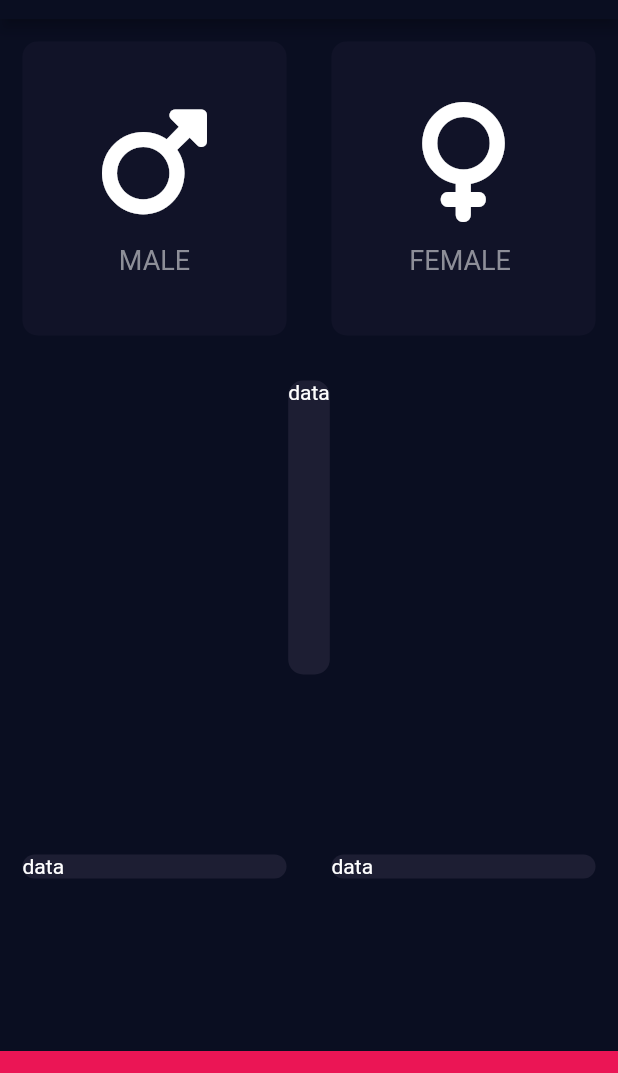
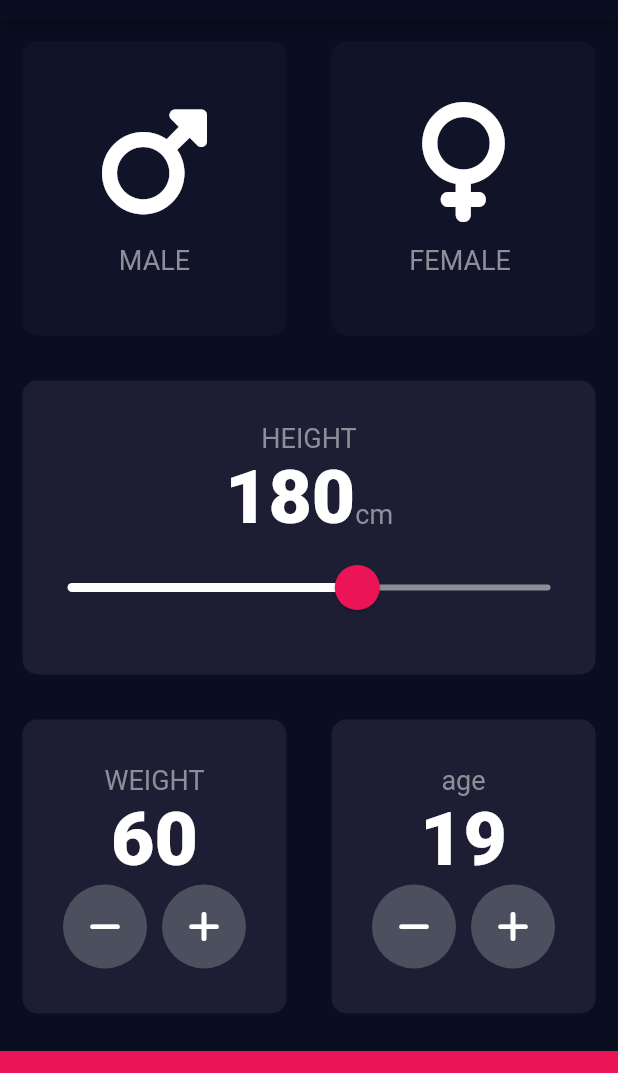
Before and after one commit to HyojunK/bmi_calculator_flutter, a Flutter app: the screen it shows after launch, on a phone screen of 412 x 824 dp, the part 65-1138 px from its top. Run offline on Flutter 3.47's test engine with Material 2 defaults, Android fonts, the phone set to English and light mode, and no system bars; our stand-ins replace font_awesome_flutter.

Commit message:
Add height, weight, age cards

```diff
--- /dev/null
+++ b/lib/constants.dart
@@ -0,0 +1,16 @@
+import 'package:flutter/material.dart';
+
+const double kBottomContainerHeight = 80.0;
+const Color kActiveCardColor = Color(0xFF1D1E33);
+const Color kInactiveCardColor = Color(0xFF111328);
+const Color kBottomContainerColor = Color(0xFFEB1555);
+
+const TextStyle kIconTextStyle = TextStyle(
+  fontSize: 18.0,
+  color: Color(0xFF8D8E98),
+);
+
+const TextStyle kNumberTextStyle = TextStyle(
+  fontSize: 50.0,
+  fontWeight: FontWeight.w900,
+);
--- a/lib/icon_content.dart
+++ b/lib/icon_content.dart
@@ -1,9 +1,5 @@
 import 'package:flutter/material.dart';
-
-const TextStyle iconTextStyle = TextStyle(
-  fontSize: 18.0,
-  color: Color(0xFF8D8E98),
-);
+import 'constants.dart';
 
 class IconContent extends StatelessWidget {
   final IconData icon;
@@ -29,7 +25,7 @@ class IconContent extends StatelessWidget {
         ),
         Text(
           iconText,
-          style: iconTextStyle,
+          style: kIconTextStyle,
         )
       ],
     );
--- a/lib/input_page.dart
+++ b/lib/input_page.dart
@@ -2,11 +2,7 @@ import 'package:flutter/material.dart';
 import 'package:font_awesome_flutter/font_awesome_flutter.dart';
 import 'icon_content.dart';
 import 'reusable_card.dart';
-
-const double bottomContainerHeight = 80.0;
-const Color activeCardColor = Color(0xFF1D1E33);
-const Color inactiveCardColor = Color(0xFF111328);
-const Color bottomContainerColor = Color(0xFFEB1555);
+import 'constants.dart';
 
 enum Gender {
   male,
@@ -22,6 +18,9 @@ class InputPage extends StatefulWidget {
 
 class InputPageState extends State<InputPage> {
   Gender? selectedGender;
+  int height = 180;
+  int weight = 60;
+  int age = 19;
 
   @override
   Widget build(BuildContext context) {
@@ -30,6 +29,7 @@ class InputPageState extends State<InputPage> {
         title: const Text('BMI CALCULATOR'),
       ),
       body: Column(
+        crossAxisAlignment: CrossAxisAlignment.stretch,
         children: [
           Expanded(
             child: Row(
@@ -42,8 +42,8 @@ class InputPageState extends State<InputPage> {
                       });
                     },
                     color: selectedGender == Gender.male
-                        ? activeCardColor
-                        : inactiveCardColor,
+                        ? kActiveCardColor
+                        : kInactiveCardColor,
                     cardChild: const IconContent(
                       icon: FontAwesomeIcons.mars,
                       iconText: 'MALE',
@@ -58,8 +58,8 @@ class InputPageState extends State<InputPage> {
                       });
                     },
                     color: selectedGender == Gender.female
-                        ? activeCardColor
-                        : inactiveCardColor,
+                        ? kActiveCardColor
+                        : kInactiveCardColor,
                     cardChild: const IconContent(
                       icon: FontAwesomeIcons.venus,
                       iconText: 'FEMALE ',
@@ -72,8 +72,53 @@ class InputPageState extends State<InputPage> {
           Expanded(
             child: ReusableCard(
               onPress: () {},
-              color: activeCardColor,
-              cardChild: const Text('data'),
+              color: kActiveCardColor,
+              cardChild: Column(
+                mainAxisAlignment: MainAxisAlignment.center,
+                children: [
+                  const Text(
+                    'HEIGHT',
+                    style: kIconTextStyle,
+                  ),
+                  Row(
+                    mainAxisAlignment: MainAxisAlignment.center,
+                    crossAxisAlignment: CrossAxisAlignment.baseline,
+                    textBaseline: TextBaseline.alphabetic,
+                    children: [
+                      Text(
+                        height.toString(),
+                        style: kNumberTextStyle,
+                      ),
+                      const Text(
+                        'cm',
+                        style: kIconTextStyle,
+                      ),
+                    ],
+                  ),
+                  SliderTheme(
+                    data: SliderTheme.of(context).copyWith(
+                      activeTrackColor: Colors.white,
+                      inactiveTrackColor: const Color(0xFF8D8E98),
+                      thumbColor: const Color(0xFFEB1555),
+                      overlayColor: const Color(0x29EB1555),
+                      thumbShape:
+                          const RoundSliderThumbShape(enabledThumbRadius: 15.0),
+                      overlayShape:
+                          const RoundSliderOverlayShape(overlayRadius: 30.0),
+                    ),
+                    child: Slider(
+                      value: height.toDouble(),
+                      min: 120.0,
+                      max: 220.0,
+                      onChanged: (value) {
+                        setState(() {
+                          height = value.round();
+                        });
+                      },
+                    ),
+                  ),
+                ],
+              ),
             ),
           ),
           Expanded(
@@ -82,28 +127,122 @@ class InputPageState extends State<InputPage> {
                 Expanded(
                   child: ReusableCard(
                     onPress: () {},
-                    color: activeCardColor,
-                    cardChild: const Text('data'),
+                    color: kActiveCardColor,
+                    cardChild: Column(
+                      mainAxisAlignment: MainAxisAlignment.center,
+                      children: [
+                        const Text(
+                          'WEIGHT',
+                          style: kIconTextStyle,
+                        ),
+                        Text(
+                          weight.toString(),
+                          style: kNumberTextStyle,
+                        ),
+                        Row(
+                          mainAxisAlignment: MainAxisAlignment.center,
+                          children: [
+                            RoundIconButton(
+                              icon: FontAwesomeIcons.minus,
+                              onPress: () {
+                                setState(() {
+                                  weight--;
+                                });
+                              },
+                            ),
+                            const SizedBox(
+                              width: 10.0,
+                            ),
+                            RoundIconButton(
+                              icon: FontAwesomeIcons.plus,
+                              onPress: () {
+                                setState(() {
+                                  weight++;
+                                });
+                              },
+                            )
+                          ],
+                        ),
+                      ],
+                    ),
                   ),
                 ),
                 Expanded(
                   child: ReusableCard(
                     onPress: () {},
-                    color: activeCardColor,
-                    cardChild: const Text('data'),
+                    color: kActiveCardColor,
+                    cardChild: Column(
+                      mainAxisAlignment: MainAxisAlignment.center,
+                      children: [
+                        const Text(
+                          'age',
+                          style: kIconTextStyle,
+                        ),
+                        Text(
+                          age.toString(),
+                          style: kNumberTextStyle,
+                        ),
+                        Row(
+                          mainAxisAlignment: MainAxisAlignment.center,
+                          children: [
+                            RoundIconButton(
+                              icon: FontAwesomeIcons.minus,
+                              onPress: () {
+                                setState(() {
+                                  age--;
+                                });
+                              },
+                            ),
+                            const SizedBox(
+                              width: 10.0,
+                            ),
+                            RoundIconButton(
+                              icon: FontAwesomeIcons.plus,
+                              onPress: () {
+                                setState(() {
+                                  age++;
+                                });
+                              },
+                            )
+                          ],
+                        ),
+                      ],
+                    ),
                   ),
                 ),
               ],
             ),
           ),
           Container(
-            color: bottomContainerColor,
+            color: kBottomContainerColor,
             margin: const EdgeInsets.only(top: 10.0),
             width: double.infinity,
-            height: bottomContainerHeight,
+            height: kBottomContainerHeight,
           )
         ],
       ),
     );
   }
 }
+
+class RoundIconButton extends StatelessWidget {
+  final IconData icon;
+  final void Function() onPress;
+
+  const RoundIconButton({super.key, required this.icon, required this.onPress});
+
+  @override
+  Widget build(BuildContext context) {
+    return RawMaterialButton(
+      elevation: 0.0,
+      constraints: const BoxConstraints.tightFor(
+        width: 56.0,
+        height: 56.0,
+      ),
+      shape: const CircleBorder(),
+      fillColor: const Color(0xFF4C4F5E),
+      onPressed: onPress,
+      child: Icon(icon),
+    );
+  }
+}
--- a/lib/reusable_card.dart
+++ b/lib/reusable_card.dart
@@ -2,13 +2,13 @@ import 'package:flutter/material.dart';
 
 class ReusableCard extends StatelessWidget {
   final Color color;
-  final Widget cardChild;
+  final Widget? cardChild;
   final void Function() onPress;
 
   const ReusableCard({
     super.key,
     required this.color,
-    required this.cardChild,
+    this.cardChild,
     required this.onPress,
   });
 
```
